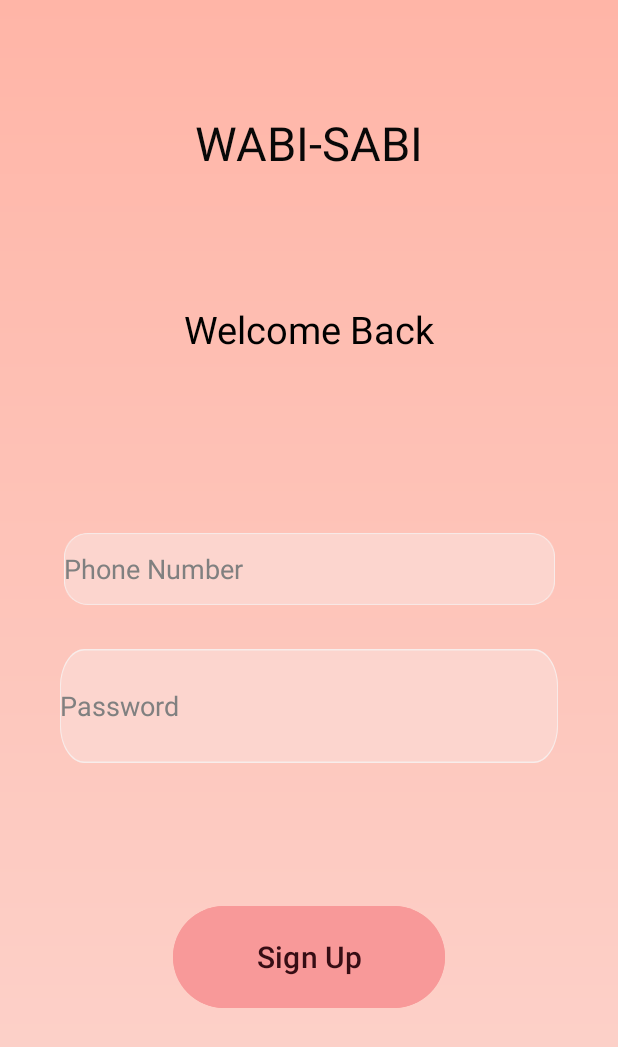
After one commit to Atharv-Verma290/Wabi-Sabi, an Android app: the SignupActivity screen opened directly, with no data from a screen before it, on a phone screen of 412 x 824 dp. The commit adds this screen. Shown: the top 1047 px of the screen. Run offline under Robolectric (Android 15) with nearby library versions, the phone set to English and light mode, and no system bars.

Commit message:
Sign in UI

```diff
--- a/app/src/main/AndroidManifest.xml
+++ b/app/src/main/AndroidManifest.xml
@@ -12,6 +12,9 @@
         android:supportsRtl="true"
         android:theme="@style/Theme.WabiSabi"
         tools:targetApi="31">
+        <activity
+            android:name=".SignupActivity"
+            android:exported="false" />
         <activity
             android:name=".ProfileActivity"
             android:exported="false" />
--- a/app/src/main/java/com/example/wabisabi/Login.java
+++ b/app/src/main/java/com/example/wabisabi/Login.java
@@ -2,13 +2,25 @@
 
 import androidx.appcompat.app.AppCompatActivity;
 
+import android.content.Intent;
 import android.os.Bundle;
+import android.view.View;
+import android.widget.Button;
 
 public class Login extends AppCompatActivity {
+    Button button;
 
     @Override
     protected void onCreate(Bundle savedInstanceState) {
         super.onCreate(savedInstanceState);
         setContentView(R.layout.activity_login);
+        button = findViewById(R.id.button4);
+        button.setOnClickListener(new View.OnClickListener() {
+            @Override
+            public void onClick(View v) {
+                Intent intent = new Intent(Login.this, SignupActivity.class);
+                startActivity(intent);
+            }
+        });
     }
 }
--- /dev/null
+++ b/app/src/main/java/com/example/wabisabi/SignupActivity.java
@@ -0,0 +1,14 @@
+package com.example.wabisabi;
+
+import androidx.appcompat.app.AppCompatActivity;
+
+import android.os.Bundle;
+
+public class SignupActivity extends AppCompatActivity {
+
+    @Override
+    protected void onCreate(Bundle savedInstanceState) {
+        super.onCreate(savedInstanceState);
+        setContentView(R.layout.activity_signup);
+    }
+}
--- a/app/src/main/res/layout/activity_login.xml
+++ b/app/src/main/res/layout/activity_login.xml
@@ -17,4 +17,12 @@
             app:layout_constraintStart_toStartOf="parent"
             app:layout_constraintTop_toTopOf="parent" />
 
+        <Button
+            android:id="@+id/button4"
+            android:layout_width="wrap_content"
+            android:layout_height="wrap_content"
+            android:text="Button"
+            tools:layout_editor_absoluteX="169dp"
+            tools:layout_editor_absoluteY="403dp" />
+
 </androidx.constraintlayout.widget.ConstraintLayout>
--- /dev/null
+++ b/app/src/main/res/layout/activity_signup.xml
@@ -0,0 +1,94 @@
+<?xml version="1.0" encoding="utf-8"?>
+<androidx.constraintlayout.widget.ConstraintLayout xmlns:android="http://schemas.android.com/apk/res/android"
+    xmlns:app="http://schemas.android.com/apk/res-auto"
+    xmlns:tools="http://schemas.android.com/tools"
+    android:layout_width="match_parent"
+    android:layout_height="match_parent"
+    android:background="@drawable/back_gradient"
+    tools:context=".SignupActivity">
+
+    <TextView
+        android:id="@+id/wabi_sabi"
+        android:layout_width="196dp"
+        android:layout_height="0dp"
+        android:layout_alignParentLeft="true"
+        android:layout_alignParentTop="true"
+        android:layout_alignParentRight="true"
+        android:layout_alignParentBottom="true"
+        android:layout_marginTop="74dp"
+        android:layout_marginBottom="52dp"
+        android:gravity="center_horizontal|top"
+        android:text="@string/wabi_sabi"
+        android:textAppearance="@style/wabi_sabi"
+        app:layout_constraintBottom_toTopOf="@+id/welcome"
+        app:layout_constraintEnd_toEndOf="parent"
+        app:layout_constraintStart_toStartOf="parent"
+        app:layout_constraintTop_toTopOf="parent" />
+
+    <TextView
+        android:id="@+id/welcome"
+        android:layout_width="200dp"
+        android:layout_height="0dp"
+        android:layout_alignParentLeft="true"
+        android:layout_alignParentTop="true"
+        android:layout_alignParentRight="true"
+        android:layout_alignParentBottom="true"
+        android:layout_marginBottom="77dp"
+        android:gravity="center_horizontal|top"
+        android:text="@string/welcome_back"
+        android:textAppearance="@style/welcome"
+        app:layout_constraintBottom_toTopOf="@+id/editTextPhone2"
+        app:layout_constraintEnd_toEndOf="parent"
+        app:layout_constraintStart_toStartOf="parent"
+        app:layout_constraintTop_toBottomOf="@+id/wabi_sabi" />
+
+    <EditText
+        android:id="@+id/editTextPhone2"
+        android:layout_width="wrap_content"
+        android:layout_height="wrap_content"
+        android:layout_marginBottom="29dp"
+        android:background="@drawable/rectangle_4"
+        android:ems="10"
+        android:hint="Phone Number"
+        android:inputType="phone"
+        android:textColorHint="#808080"
+        android:visibility="visible"
+        app:layout_constraintBottom_toTopOf="@+id/editTextTextPassword2"
+        app:layout_constraintEnd_toEndOf="parent"
+        app:layout_constraintStart_toStartOf="parent"
+        app:layout_constraintTop_toBottomOf="@+id/welcome" />
+
+    <EditText
+        android:id="@+id/editTextTextPassword2"
+        android:layout_width="0dp"
+        android:layout_height="0dp"
+        android:layout_marginStart="40dp"
+        android:layout_marginEnd="40dp"
+        android:layout_marginBottom="91dp"
+        android:background="@drawable/rectangle_4"
+        android:ems="10"
+        android:hint="Password"
+        android:inputType="textPassword"
+        android:textColorHint="#808080"
+        android:visibility="visible"
+        app:layout_constraintBottom_toTopOf="@+id/button3"
+        app:layout_constraintEnd_toEndOf="parent"
+        app:layout_constraintStart_toStartOf="parent"
+        app:layout_constraintTop_toBottomOf="@+id/editTextPhone2" />
+
+    <Button
+        android:id="@+id/button3"
+        android:layout_width="181dp"
+        android:layout_height="0dp"
+        android:layout_alignParentStart="true"
+        android:layout_alignParentTop="true"
+        android:layout_marginBottom="148dp"
+        android:backgroundTint="#F89999"
+        android:text="@string/sign_up"
+        android:textColor="#360D14"
+        android:textSize="20sp"
+        app:layout_constraintBottom_toBottomOf="parent"
+        app:layout_constraintEnd_toEndOf="parent"
+        app:layout_constraintStart_toStartOf="parent"
+        app:layout_constraintTop_toBottomOf="@+id/editTextTextPassword2" />
+</androidx.constraintlayout.widget.ConstraintLayout>
--- a/app/src/main/res/values/strings.xml
+++ b/app/src/main/res/values/strings.xml
@@ -1,6 +1,6 @@
 <resources>
     <string name="wabi_sabi">WABI-SABI</string>
-    <string name="welcome">welcome</string>
+    <string name="welcome">Welcome</string>
     <string name="phone_number">     phone number</string>
     <string name="name">     name</string>
     <string name="create_pass">     create password</string>
@@ -8,4 +8,6 @@
     <string name="join_us">Join Us</string>
     <string name="already_a_m">already a member?</string>
     <string name="sign_up">Sign Up</string>
+    <string name="welcome_back">Welcome Back</string>
+
 </resources>
```
